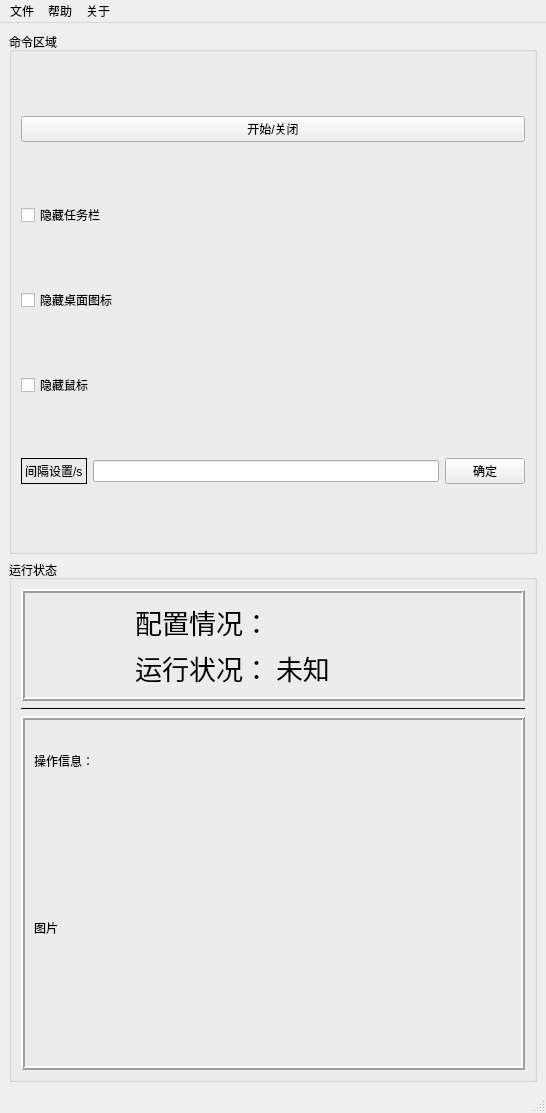
First picture: the form in mainWindow.ui, repository 843773493/Hiden_desktop_icon, before the edit.
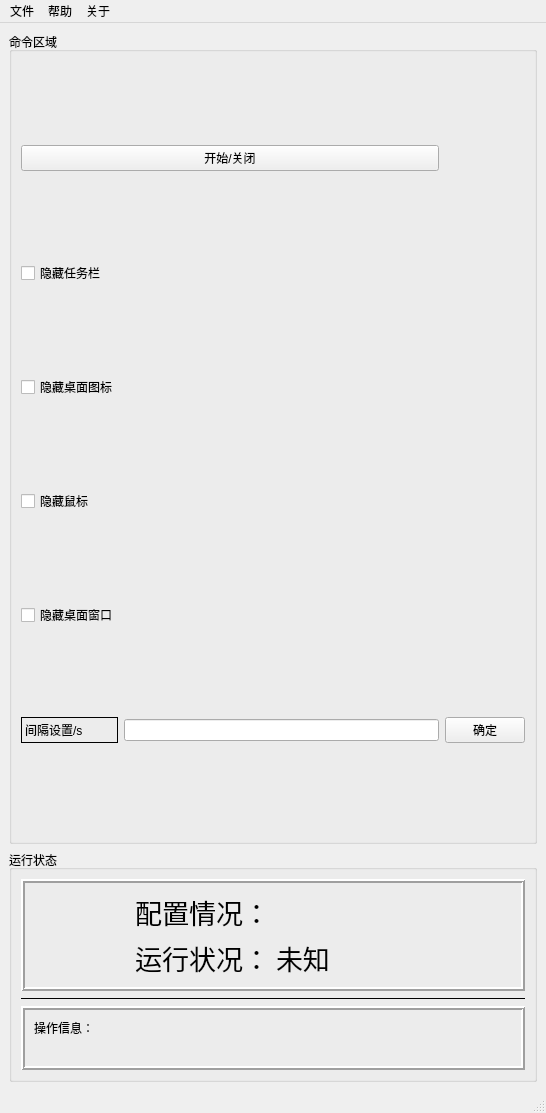
Second picture: the form after the edit.

Patch:
```diff
--- a/mainWindow.ui
+++ b/mainWindow.ui
@@ -16,71 +16,7 @@
   <widget class="QWidget" name="centralwidget">
    <layout class="QVBoxLayout" name="verticalLayout">
     <item>
-     <layout class="QGridLayout" name="gridLayout" rowstretch="1,1">
-      <item row="0" column="0">
-       <widget class="QGroupBox" name="groupBox">
-        <property name="title">
-         <string>命令区域</string>
-        </property>
-        <layout class="QGridLayout" name="gridLayout_2">
-         <item row="4" column="0">
-          <widget class="QLabel" name="label">
-           <property name="frameShape">
-            <enum>QFrame::Box</enum>
-           </property>
-           <property name="text">
-            <string>间隔设置/s</string>
-           </property>
-          </widget>
-         </item>
-         <item row="4" column="1">
-          <widget class="QLineEdit" name="Edit_time_interval">
-           <property name="layoutDirection">
-            <enum>Qt::LeftToRight</enum>
-           </property>
-           <property name="alignment">
-            <set>Qt::AlignRight|Qt::AlignTrailing|Qt::AlignVCenter</set>
-           </property>
-          </widget>
-         </item>
-         <item row="4" column="2">
-          <widget class="QPushButton" name="bugtton_config_set">
-           <property name="text">
-            <string>确定</string>
-           </property>
-          </widget>
-         </item>
-         <item row="0" column="0" colspan="3">
-          <widget class="QPushButton" name="button_start_close">
-           <property name="text">
-            <string>开始/关闭</string>
-           </property>
-          </widget>
-         </item>
-         <item row="1" column="0" colspan="3">
-          <widget class="QCheckBox" name="button_hide_taskbar">
-           <property name="text">
-            <string>隐藏任务栏</string>
-           </property>
-          </widget>
-         </item>
-         <item row="2" column="0" colspan="3">
-          <widget class="QCheckBox" name="button_hide_desk_icon">
-           <property name="text">
-            <string>隐藏桌面图标</string>
-           </property>
-          </widget>
-         </item>
-         <item row="3" column="0" colspan="2">
-          <widget class="QCheckBox" name="button_hide_cursor">
-           <property name="text">
-            <string>隐藏鼠标</string>
-           </property>
-          </widget>
-         </item>
-        </layout>
-       </widget>
-      </item>
+     <layout class="QGridLayout" name="gridLayout" rowstretch="1,0">
       <item row="1" column="0">
        <widget class="QGroupBox" name="groupBox_2">
         <property name="title">
@@ -107,7 +43,7 @@
                </font>
               </property>
               <property name="text">
-               <string> </string>
+               <string/>
               </property>
              </widget>
             </item>
@@ -197,14 +133,14 @@
             <item row="0" column="1">
              <widget class="QLabel" name="label_view_interactive_information">
               <property name="text">
-               <string> </string>
+               <string/>
               </property>
              </widget>
             </item>
             <item row="1" column="0" colspan="2">
              <widget class="QLabel" name="label_6">
               <property name="text">
-               <string>图片</string>
+               <string/>
               </property>
              </widget>
             </item>
@@ -214,6 +150,77 @@
         </layout>
        </widget>
       </item>
+      <item row="0" column="0">
+       <widget class="QGroupBox" name="groupBox">
+        <property name="title">
+         <string>命令区域</string>
+        </property>
+        <layout class="QGridLayout" name="gridLayout_2">
+         <item row="2" column="0" colspan="2">
+          <widget class="QCheckBox" name="button_hide_desk_icon">
+           <property name="text">
+            <string>隐藏桌面图标</string>
+           </property>
+          </widget>
+         </item>
+         <item row="6" column="1">
+          <widget class="QLineEdit" name="Edit_time_interval">
+           <property name="layoutDirection">
+            <enum>Qt::LeftToRight</enum>
+           </property>
+           <property name="alignment">
+            <set>Qt::AlignRight|Qt::AlignTrailing|Qt::AlignVCenter</set>
+           </property>
+          </widget>
+         </item>
+         <item row="6" column="2">
+          <widget class="QPushButton" name="bugtton_config_set">
+           <property name="text">
+            <string>确定</string>
+           </property>
+          </widget>
+         </item>
+         <item row="6" column="0">
+          <widget class="QLabel" name="label">
+           <property name="frameShape">
+            <enum>QFrame::Box</enum>
+           </property>
+           <property name="text">
+            <string>间隔设置/s</string>
+           </property>
+          </widget>
+         </item>
+         <item row="0" column="0" colspan="2">
+          <widget class="QPushButton" name="button_start_close">
+           <property name="text">
+            <string>开始/关闭</string>
+           </property>
+          </widget>
+         </item>
+         <item row="1" column="0" colspan="2">
+          <widget class="QCheckBox" name="button_hide_taskbar">
+           <property name="text">
+            <string>隐藏任务栏</string>
+           </property>
+          </widget>
+         </item>
+         <item row="4" column="0">
+          <widget class="QCheckBox" name="button_hide_cursor">
+           <property name="text">
+            <string>隐藏鼠标</string>
+           </property>
+          </widget>
+         </item>
+         <item row="5" column="0">
+          <widget class="QCheckBox" name="button_hide_windows">
+           <property name="text">
+            <string>隐藏桌面窗口</string>
+           </property>
+          </widget>
+         </item>
+        </layout>
+       </widget>
+      </item>
      </layout>
     </item>
    </layout>
```
